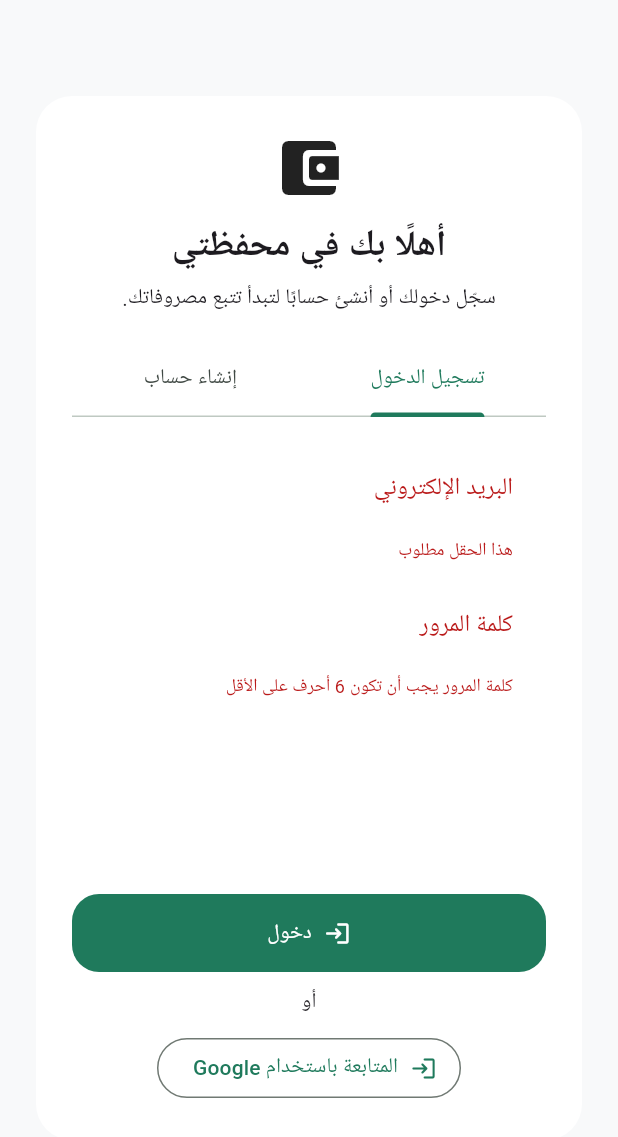
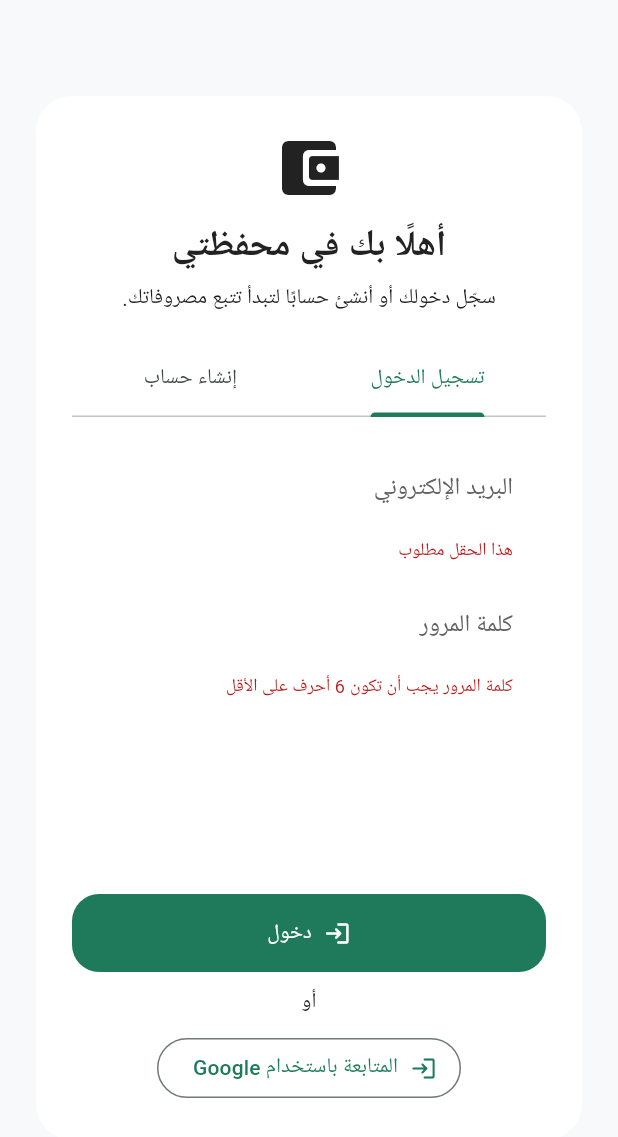
Before and after one commit to elshaarawy7/my_wallet, a Flutter app: the screen it shows after launch, after a tap on "تخطي", after a tap on "دخول", on a phone screen of 412 x 824 dp. Shown: the top 1137 px of the screen. Run offline on Flutter 3.47's test engine with Material 3 defaults, Android fonts, the phone set to English and light mode, and no system bars; our stand-ins replace equatable, firebase_auth, firebase_core, fl_chart, flutter_bloc, get_it and 6 more; accounts and stored records are empty; Roboto replaces fonts that are missing (Cairo).

Commit message:
add page support dev

```diff
--- a/lib/core/theme/app_theme.dart
+++ b/lib/core/theme/app_theme.dart
@@ -4,52 +4,110 @@ import 'package:google_fonts/google_fonts.dart';
 import '../constants/app_constants.dart';
 
 class AppTheme {
-  static ThemeData get lightTheme {
-    return _buildTheme(Brightness.light);
-  }
+  static ThemeData get lightTheme => _buildTheme(Brightness.light);
 
-  static ThemeData get darkTheme {
-    return _buildTheme(Brightness.dark);
-  }
+  static ThemeData get darkTheme => _buildTheme(Brightness.dark);
 
   static ThemeData _buildTheme(Brightness brightness) {
     final isDark = brightness == Brightness.dark;
-    final base = ThemeData(
+    const darkSurface = Color(0xFF16201D);
+    const darkSurfaceSoft = Color(0xFF1D2A26);
+    const darkBackground = Color(0xFF0F1513);
+    const darkTextPrimary = Color(0xFFF2F5F3);
+    const darkTextSecondary = Color(0xFFB5C3BE);
+
+    final colorScheme = ColorScheme.fromSeed(
+      brightness: brightness,
+      seedColor: AppConstants.primaryGreen,
+      primary: AppConstants.primaryGreen,
+      surface: isDark ? darkSurface : Colors.white,
+      onSurface: isDark ? darkTextPrimary : AppConstants.darkText,
+      onPrimary: Colors.white,
+      secondary: isDark ? const Color(0xFF8FD0B6) : AppConstants.lightMint,
+    );
+
+    final textTheme = GoogleFonts.cairoTextTheme().apply(
+      bodyColor: isDark ? darkTextPrimary : AppConstants.darkText,
+      displayColor: isDark ? darkTextPrimary : AppConstants.darkText,
+    );
+
+    return ThemeData(
       useMaterial3: true,
       brightness: brightness,
+      colorScheme: colorScheme,
       scaffoldBackgroundColor:
-          isDark ? const Color(0xFF101615) : AppConstants.softBackground,
-      colorScheme: ColorScheme.fromSeed(
-        brightness: brightness,
-        seedColor: AppConstants.primaryGreen,
-        primary: AppConstants.primaryGreen,
-        surface: isDark ? const Color(0xFF18211F) : Colors.white,
-      ),
-      textTheme: GoogleFonts.cairoTextTheme(),
-    );
-
-    return base.copyWith(
+          isDark ? darkBackground : AppConstants.softBackground,
+      textTheme: textTheme,
+      dividerColor: isDark
+          ? Colors.white.withOpacity(0.08)
+          : Colors.black.withOpacity(0.07),
       appBarTheme: AppBarTheme(
         backgroundColor: Colors.transparent,
-        foregroundColor: isDark ? Colors.white : AppConstants.darkText,
+        foregroundColor: isDark ? darkTextPrimary : AppConstants.darkText,
         elevation: 0,
         centerTitle: true,
       ),
       cardTheme: CardThemeData(
-        color: isDark ? const Color(0xFF18211F) : Colors.white,
+        color: isDark ? darkSurface : Colors.white,
         elevation: 0,
-        shadowColor: Colors.black.withOpacity(0.06),
+        shadowColor: Colors.black.withOpacity(isDark ? 0.18 : 0.06),
         shape: RoundedRectangleBorder(borderRadius: BorderRadius.circular(24)),
+      ),
+      iconTheme: IconThemeData(
+        color: isDark ? darkTextPrimary : AppConstants.darkText,
       ),
       inputDecorationTheme: InputDecorationTheme(
         filled: true,
-        fillColor: isDark ? const Color(0xFF1C2624) : Colors.white,
-        contentPadding: const EdgeInsets.symmetric(horizontal: 18, vertical: 16),
+        fillColor: isDark ? darkSurfaceSoft : Colors.white,
+        labelStyle: TextStyle(
+          color: isDark ? darkTextSecondary : Colors.grey[700],
+        ),
+        hintStyle: TextStyle(
+          color: isDark ? darkTextSecondary : Colors.grey[500],
+        ),
+        contentPadding:
+            const EdgeInsets.symmetric(horizontal: 18, vertical: 16),
         border: OutlineInputBorder(
           borderRadius: BorderRadius.circular(18),
           borderSide: BorderSide.none,
         ),
       ),
+      dividerTheme: DividerThemeData(
+        color: isDark
+            ? Colors.white.withOpacity(0.08)
+            : Colors.black.withOpacity(0.06),
+        thickness: 1,
+      ),
+      bottomSheetTheme: BottomSheetThemeData(
+        backgroundColor: isDark ? darkSurface : Colors.white,
+        surfaceTintColor: Colors.transparent,
+        shape: const RoundedRectangleBorder(
+          borderRadius: BorderRadius.vertical(top: Radius.circular(28)),
+        ),
+      ),
+      navigationBarTheme: NavigationBarThemeData(
+        backgroundColor: isDark ? darkSurface : Colors.white,
+        indicatorColor: isDark
+            ? AppConstants.primaryGreen.withOpacity(0.25)
+            : AppConstants.lightMint,
+        labelTextStyle: WidgetStatePropertyAll(
+          TextStyle(
+            color: isDark ? darkTextPrimary : AppConstants.darkText,
+            fontWeight: FontWeight.w600,
+          ),
+        ),
+        iconTheme: WidgetStateProperty.resolveWith(
+          (states) => IconThemeData(
+            color: states.contains(WidgetState.selected)
+                ? (isDark ? Colors.white : AppConstants.primaryGreen)
+                : (isDark ? darkTextSecondary : Colors.grey[600]),
+          ),
+        ),
+      ),
+      listTileTheme: ListTileThemeData(
+        iconColor: isDark ? darkTextPrimary : AppConstants.darkText,
+        textColor: isDark ? darkTextPrimary : AppConstants.darkText,
+      ),
     );
   }
 }
--- a/pubspec.yaml
+++ b/pubspec.yaml
@@ -28,6 +28,7 @@ dependencies:
   shared_preferences: ^2.5.3
   url_launcher: ^6.3.1
   uuid: ^4.5.1
+  flutter_launcher_icons: ^0.14.4
 
 dev_dependencies:
   flutter_test:
@@ -36,3 +37,8 @@ dev_dependencies:
 
 flutter:
   uses-material-design: true
+
+  flutter_launcher_icons:
+  android: "launcher_icon"
+  ios: true
+  image_path: "assets/icon/icon.png"
```
Also changed, not shown: lib/features/home/presentation/pages/home_page.dart (+128 -36 lines), pubspec.lock, 10 other files.
